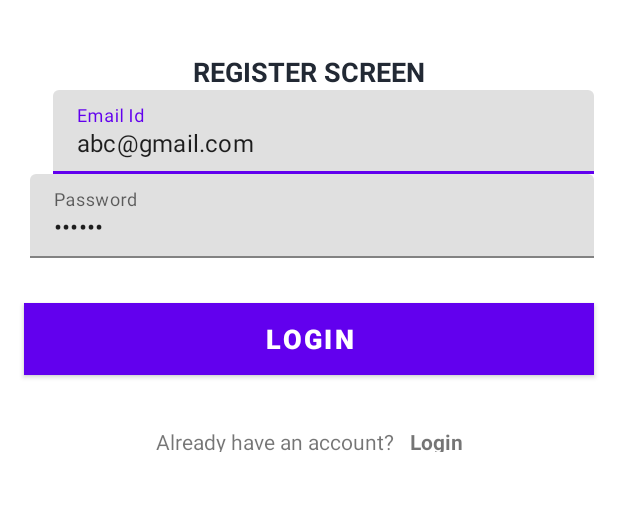
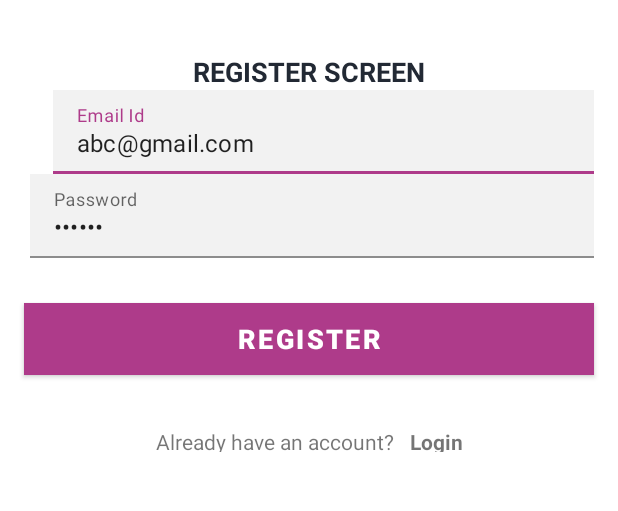
Before and after one commit to YCW-tonic/FirebaseAuthDemo, an Android app: the layout activity_register.xml on its own in the app's theme, with its tools: preview values and no code run, on a phone screen of 412 x 824 dp, the part 300-811 px from its top. Run offline under Robolectric (Android 15) with nearby library versions, the phone set to English and light mode, and no system bars.

Commit message:
do RegisterActivity.kt & MainActivity.kt

```diff
--- a/app/src/main/java/com/wuhome/firebaseauthdemo/LoginActivity.kt
+++ b/app/src/main/java/com/wuhome/firebaseauthdemo/LoginActivity.kt
@@ -1,11 +1,17 @@
 package com.wuhome.firebaseauthdemo
 
+import android.content.Intent
 import androidx.appcompat.app.AppCompatActivity
 import android.os.Bundle
+import kotlinx.android.synthetic.main.activity_login.*
 
 class LoginActivity : AppCompatActivity() {
     override fun onCreate(savedInstanceState: Bundle?) {
         super.onCreate(savedInstanceState)
         setContentView(R.layout.activity_login)
+
+        tv_register.setOnClickListener {
+            startActivity(Intent(this@LoginActivity, RegisterActivity::class.java))
+        }
     }
 }
--- a/app/src/main/java/com/wuhome/firebaseauthdemo/RegisterActivity.kt
+++ b/app/src/main/java/com/wuhome/firebaseauthdemo/RegisterActivity.kt
@@ -17,6 +17,11 @@ class RegisterActivity : AppCompatActivity() {
     override fun onCreate(savedInstanceState: Bundle?) {
         super.onCreate(savedInstanceState)
         setContentView(R.layout.activity_register)
+
+        tv_login.setOnClickListener {
+            //startActivity(Intent(this, LoginActivity::class.java))
+            onBackPressed()
+        }
 
         val btnLogin = findViewById<Button>(R.id.btnRegister)
         val etRegisterEmail = findViewById<EditText>(R.id.et_register_email)
--- a/app/src/main/res/layout/activity_register.xml
+++ b/app/src/main/res/layout/activity_register.xml
@@ -54,6 +54,7 @@
             android:layout_width="match_parent"
             android:layout_height="wrap_content"
             android:inputType="textEmailAddress"
+            android:background="@color/transparent_gray"
             tools:text="abc@gmail.com"/>
     </com.google.android.material.textfield.TextInputLayout>
     <com.google.android.material.textfield.TextInputLayout
@@ -71,6 +72,7 @@
             android:layout_width="match_parent"
             android:layout_height="wrap_content"
             android:inputType="textPassword"
+            android:background="@color/transparent_gray"
             tools:text="123456"/>
     </com.google.android.material.textfield.TextInputLayout>
     <Button
@@ -84,7 +86,7 @@
         android:background="@color/colorAccent"
         android:foreground="?attr/selectableItemBackground"
         android:gravity="center"
-        android:text="Login"
+        android:text="Register"
         android:textColor="@android:color/white"
         android:textSize="18sp"
         android:textStyle="bold"
@@ -110,7 +112,7 @@
             android:padding="5dp"
             android:text="Already have an account?"/>
         <TextView
-            android:id="@+id/tv_register"
+            android:id="@+id/tv_login"
             android:layout_width="wrap_content"
             android:layout_height="wrap_content"
             android:layout_marginTop="16dp"
--- a/app/src/main/res/values/colors.xml
+++ b/app/src/main/res/values/colors.xml
@@ -3,11 +3,12 @@
     <color name="colorPrimary">#ED2173</color>
     <color name="colorPrimaryDark">#222934</color>
     <color name="colorAccent">#E6BFBB</color>
-    <color name="purple_200">#FFBB86FC</color>
-    <color name="purple_500">#FF6200EE</color>
-    <color name="purple_700">#FF3700B3</color>
+    <color name="purple_200">#B54693</color>
+    <color name="purple_500">#AE3B8A</color>
+    <color name="purple_700">#A73583</color>
     <color name="teal_200">#FF03DAC5</color>
     <color name="teal_700">#FF018786</color>
     <color name="black">#FF000000</color>
     <color name="white">#FFFFFFFF</color>
+    <color name="transparent_gray">#F2F2F2</color>
 </resources>
```
Also changed, not shown: app/src/main/AndroidManifest.xml (+5 -3 lines), app/src/main/java/com/wuhome/firebaseauthdemo/MainActivity.kt (+16 -5 lines), app/src/main/res/layout/activity_main.xml (+43 -2 lines).
